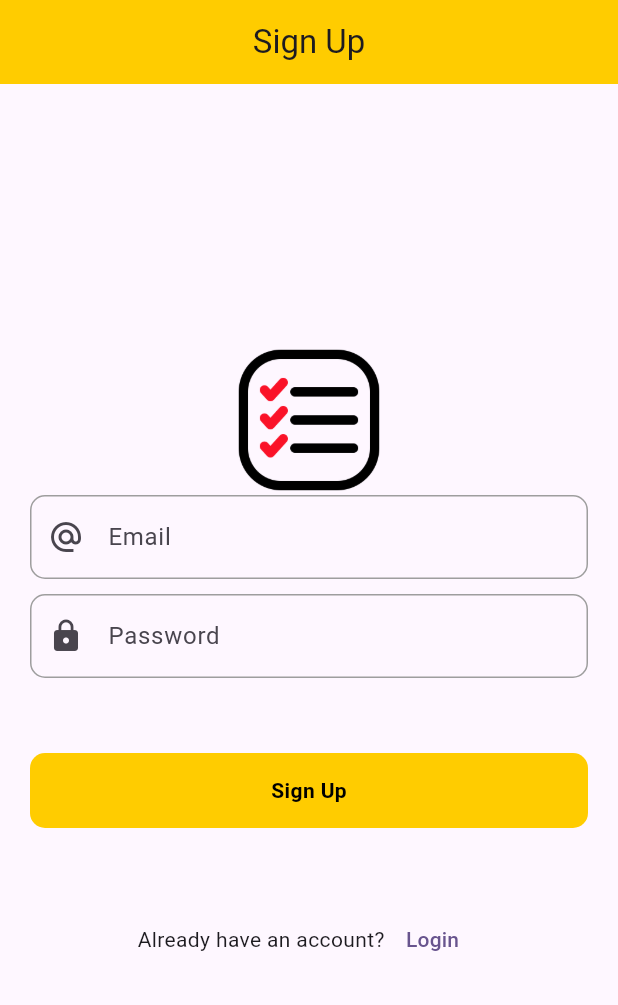
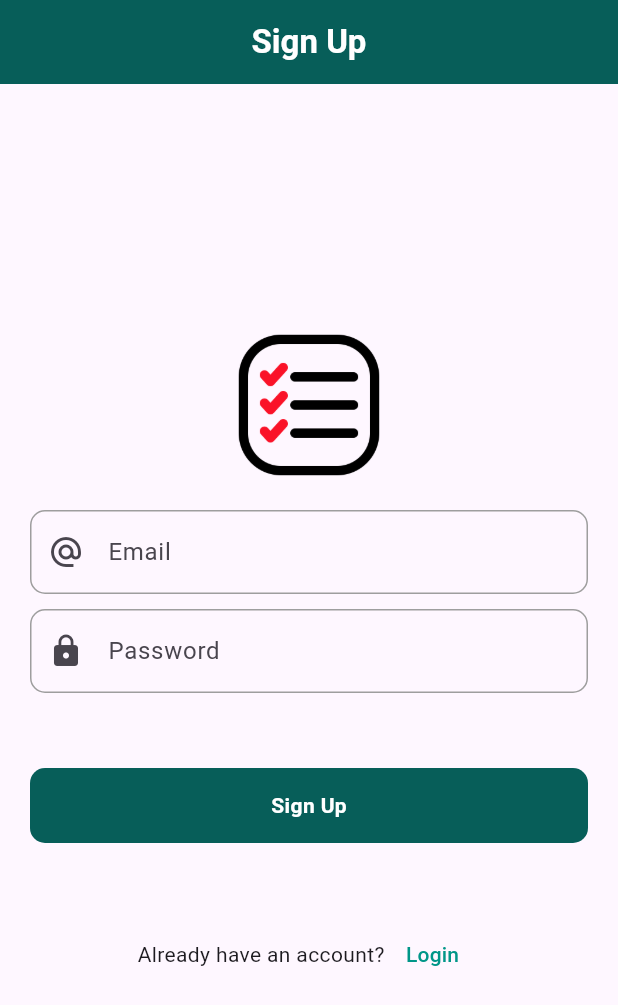
Before and after one commit to abhixen07/Todo-List-Flutter-App, a Flutter app: the screen it shows after launch, after a tap on "Login", after a tap on "Sign Up", on a phone screen of 412 x 824 dp. Shown: the top 1005 px of the screen. Run offline on Flutter 3.47's test engine with Material 3 defaults, Android fonts, the phone set to English and light mode, and no system bars; our stand-ins replace another_flushbar, cloud_firestore, firebase_auth, firebase_core, fluttertoast, get and 2 more; accounts and stored records are empty.

Commit message:
initial commit

```diff
--- a/lib/firebase_services/splash_services.dart
+++ b/lib/firebase_services/splash_services.dart
@@ -1,9 +1,7 @@
 import 'package:firebase_auth/firebase_auth.dart';
 import 'package:get/get.dart';
 import 'package:todo_list/modules/auth/views/login_view.dart';
-import 'package:todo_list/modules/auth/views/signup_view.dart';
 import 'package:todo_list/modules/auth/views/task_management_view.dart';
-import 'package:todo_list/todo_management/firestore_list_screen.dart';
 
 class SplashServices {
   Future<void> isLogin() async {
--- a/lib/modules/auth/controllers/google_login_controller.dart
+++ b/lib/modules/auth/controllers/google_login_controller.dart
@@ -2,7 +2,6 @@ import 'package:firebase_auth/firebase_auth.dart';
 import 'package:get/get.dart';
 import 'package:google_sign_in/google_sign_in.dart';
 import 'package:todo_list/modules/auth/views/task_management_view.dart';
-import 'package:todo_list/todo_management/firestore_list_screen.dart';
 import 'package:todo_list/utils/utils.dart';
 
 class GoogleLoginController extends GetxController {
--- a/lib/modules/auth/controllers/login_controller.dart
+++ b/lib/modules/auth/controllers/login_controller.dart
@@ -3,7 +3,6 @@ import 'package:get/get.dart';
 import 'package:firebase_auth/firebase_auth.dart';
 import 'package:todo_list/data/repositories/auth_repository.dart';
 import 'package:todo_list/modules/auth/views/task_management_view.dart';
-import 'package:todo_list/todo_management/firestore_list_screen.dart';
 import 'package:todo_list/utils/utils.dart';
 
 class LoginController extends GetxController {
--- a/lib/modules/auth/views/login_view.dart
+++ b/lib/modules/auth/views/login_view.dart
@@ -15,8 +15,8 @@ class LoginView extends GetView<LoginController> {
       resizeToAvoidBottomInset: false,
       appBar: AppBar(
         automaticallyImplyLeading: false,
-        title: const Center(child: Text('Login')),
-        backgroundColor: const Color(0xffffcc00),
+        title: const Center(child: Text('Login',style: TextStyle(color: Colors.white,fontWeight: FontWeight.bold),)),
+        backgroundColor: const Color(0xFF075E59),
       ),
       body: Padding(
         padding: const EdgeInsets.symmetric(horizontal: 20),
@@ -71,7 +71,7 @@ class LoginView extends GetView<LoginController> {
                   controller.login();
                 }
               },
-              buttonColor: const Color(0xFFFFCC00),
+              buttonColor: const Color(0xFF075E59),
             ),
             const SizedBox(height: 50),
             Row(
@@ -82,7 +82,7 @@ class LoginView extends GetView<LoginController> {
                     onPressed: () {
                       Get.to(SignUpView());
                     },
-                    child: const Text('Sign Up')),
+                    child: const Text('Sign Up',style: TextStyle(color: Colors.teal))),
               ],
             ),
             const SizedBox(height: 30),
--- a/lib/modules/auth/views/signup_view.dart
+++ b/lib/modules/auth/views/signup_view.dart
@@ -15,8 +15,8 @@ class SignUpView extends StatelessWidget {
       resizeToAvoidBottomInset: false,
       appBar: AppBar(
         automaticallyImplyLeading: false,
-        backgroundColor: const Color(0xFFFFCC00),
-        title: const Center(child: Text('Sign Up')),
+        backgroundColor: const Color(0xFF075E59),
+        title: const Center(child: Text('Sign Up',style: TextStyle(color: Colors.white,fontWeight: FontWeight.bold))),
       ),
       body: Padding(
         padding: const EdgeInsets.symmetric(horizontal: 20),
@@ -31,6 +31,7 @@ class SignUpView extends StatelessWidget {
                 height: 100,
                 width: 100,
               ),
+              const SizedBox(height: 20),
               Column(
                 children: [
                   CustomTextFormField(
@@ -69,7 +70,7 @@ class SignUpView extends StatelessWidget {
                     controller.signUp();
                   }
                 },
-                buttonColor: const Color(0xFFFFCC00),
+                buttonColor: const Color(0xFF075E59),
               )),
               const SizedBox(height: 50),
               Row(
@@ -80,7 +81,7 @@ class SignUpView extends StatelessWidget {
                     onPressed: () {
                       Get.to(LoginView());
                     },
-                    child: const Text('Login'),
+                    child: const Text('Login',style: TextStyle(color: Colors.teal)),
                   ),
                 ],
               ),
--- a/lib/modules/auth/views/task_management_view.dart
+++ b/lib/modules/auth/views/task_management_view.dart
@@ -15,22 +15,26 @@ class FireStoreScreen extends StatelessWidget {
   Widget build(BuildContext context) {
     return Scaffold(
       appBar: AppBar(
-        backgroundColor: Color(0xffffcc00),
-        title: Obx(() => Text(viewModel.isSelecting.value ? 'Select TODO' : 'TODO Management')),
+        centerTitle: true,
+        backgroundColor: Color(0xFF075E59),
+        title: Obx(() => Text(
+          viewModel.isSelecting.value ? 'Select TODO' : 'TODO List',
+          style: TextStyle(color: Colors.white, fontWeight: FontWeight.bold),
+        )),
         actions: [
           Obx(() => !viewModel.isSelecting.value
               ? IconButton(
             onPressed: () {
               viewModel.isSelecting.value = true;
             },
-            icon: Icon(Icons.select_all),
+            icon: Icon(Icons.select_all, color: Colors.white),
           )
               : IconButton(
             onPressed: () {
               viewModel.isSelecting.value = false;
               viewModel.selectedIds.clear();
             },
-            icon: Icon(Icons.close),
+            icon: Icon(Icons.close, color: Colors.white),
           )),
           IconButton(
             onPressed: () {
@@ -43,11 +47,12 @@ class FireStoreScreen extends StatelessWidget {
                 Utils().toastMessage(error.toString());
               });
             },
-            icon: Icon(Icons.logout_outlined),
+            icon: Icon(Icons.logout_outlined, color: Colors.white),
           ),
           SizedBox(width: 10),
         ],
       ),
+
       body: Column(
         children: [
           const SizedBox(height: 10),
@@ -142,8 +147,8 @@ class FireStoreScreen extends StatelessWidget {
                 onPressed: () {
                   Navigator.push(context, MaterialPageRoute(builder: (context) => AddTaskScreen()));
                 },
-                backgroundColor: Color(0xFFFFCC00),
-                child: Icon(Icons.add),
+                backgroundColor: Color(0xFF075E59),
+                child: Icon(Icons.add, color: Colors.white),
                 elevation: 0,
                 mini: true,
               ),
--- a/lib/pages/splash_screen.dart
+++ b/lib/pages/splash_screen.dart
@@ -1,9 +1,11 @@
 import 'dart:async';
 import 'package:flutter/material.dart';
-import 'package:get/get.dart';
+import 'package:google_fonts/google_fonts.dart';
 import 'package:todo_list/firebase_services/splash_services.dart';
 
 class SplashScreen extends StatelessWidget {
+  const SplashScreen({Key? key}) : super(key: key);
+
   @override
   Widget build(BuildContext context) {
     Timer(Duration(seconds: 2), () {
@@ -16,33 +18,43 @@ class SplashScreen extends StatelessWidget {
           gradient: RadialGradient(
             center: Alignment.center,
             radius: 0.8,
-            colors: [Color(0xFFFFFACD), Color(0xffffcc00)],
+            colors: [Color(0xFF05B49C), Color(0xFF075E59)],
           ),
         ),
-        child: Center(
-          child: Column(
-            mainAxisAlignment: MainAxisAlignment.center,
-            children: <Widget>[
-              Container(
-                width: 300,
-                height: 300,
-                decoration: BoxDecoration(
-                  shape: BoxShape.circle,
-                  color: Colors.transparent,
+        child: SafeArea(
+          bottom: false,
+          child: Padding(
+            padding: EdgeInsets.symmetric(horizontal: 18, vertical: 124),
+            child: Column(
+              crossAxisAlignment: CrossAxisAlignment.start,
+              children: [
+                Image.asset(
+                  'assets/applogo.png',
+                  width: double.infinity,
+                  height: 342,
+                  fit: BoxFit.fill,
                 ),
-                child: Padding(
-                  padding: const EdgeInsets.all(12.0),
-                  child: Image.asset(
-                    'assets/applogo.png',
-                    fit: BoxFit.contain,
+                SizedBox(height: 20),
+                Center(
+                  child: Text(
+                    'Todo List',
+                    style: GoogleFonts.aclonica(
+                      fontSize: 40,
+                      color: Colors.white,
+                    ),
+                    textAlign: TextAlign.center,
+                    overflow: TextOverflow.ellipsis,
                   ),
                 ),
-              ),
-              SizedBox(height: 20),
-              CircularProgressIndicator(
-                valueColor: AlwaysStoppedAnimation<Color>(Color(0xFFFFCC00)),
-              ),
-            ],
+                Expanded(
+                  child: Center(
+                    child: CircularProgressIndicator(
+                      valueColor: AlwaysStoppedAnimation<Color>(Colors.white),
+                    ),
+                  ),
+                ),
+              ],
+            ),
           ),
         ),
       ),
--- a/lib/widgets/round_button.dart
+++ b/lib/widgets/round_button.dart
@@ -44,7 +44,7 @@ class RoundButton extends StatelessWidget {
               : Text(
             title,
             style: TextStyle(
-              color: Colors.black, // Set text color to black
+              color: Colors.white, // Set text color to black
               fontWeight: FontWeight.bold, // Set text to bold
             ),
           ),
--- a/pubspec.yaml
+++ b/pubspec.yaml
@@ -47,6 +47,7 @@ dependencies:
   cloud_firestore: ^4.14.0
   firebase_database: ^10.4.4
   image_picker: ^0.8.4+4
+  google_fonts: ^6.2.0
 
 
 
```
Also changed, not shown: pubspec.lock, 1 other file.
